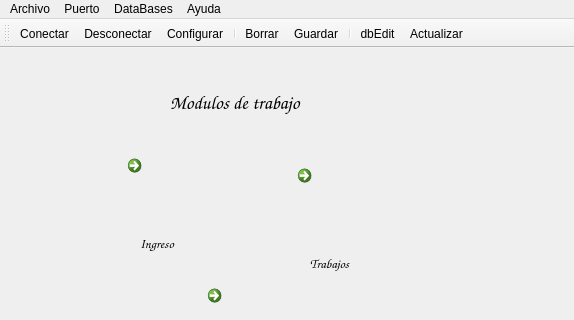
Above: mainwindow.ui from Matias2178/Sistema_Postventa before the change; both pictures show x 0 to 574 and y 0 to 320 of the 574 by 510 pixel window. Below: the same form after it.
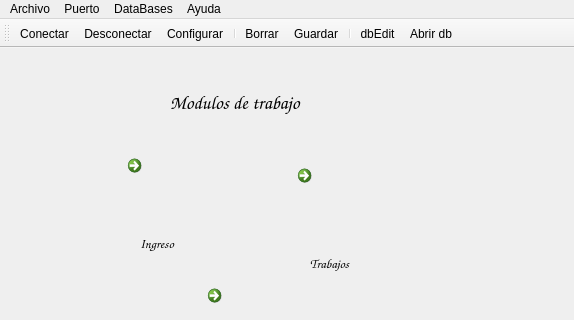
That is the form after the change. Icons and pictures are not drawn.

Patch:
```diff
--- a/mainwindow.ui
+++ b/mainwindow.ui
@@ -370,7 +370,10 @@
      <normaloff>:/images/database-refresh-icon.png</normaloff>:/images/database-refresh-icon.png</iconset>
    </property>
    <property name="text">
-    <string>Actualizar</string>
+    <string>Abrir db</string>
+   </property>
+   <property name="toolTip">
+    <string>Abrir db</string>
    </property>
   </action>
   <action name="actionEditar">
```
Left out of the diff: 1 changed line with no effect on the pictures.
